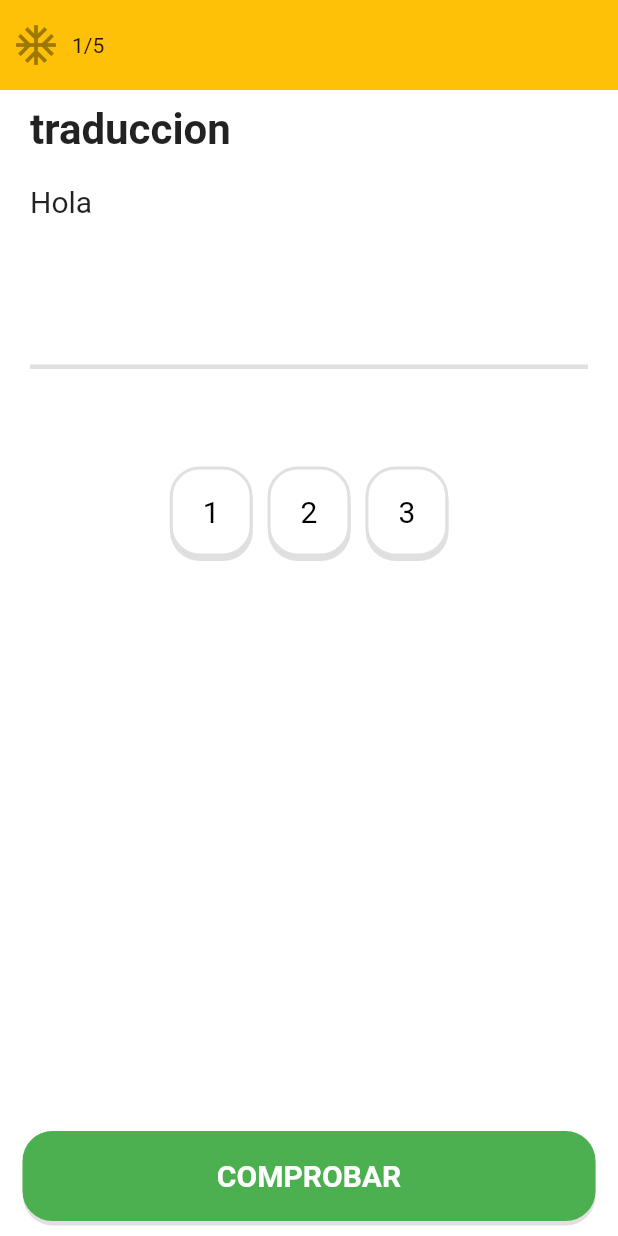
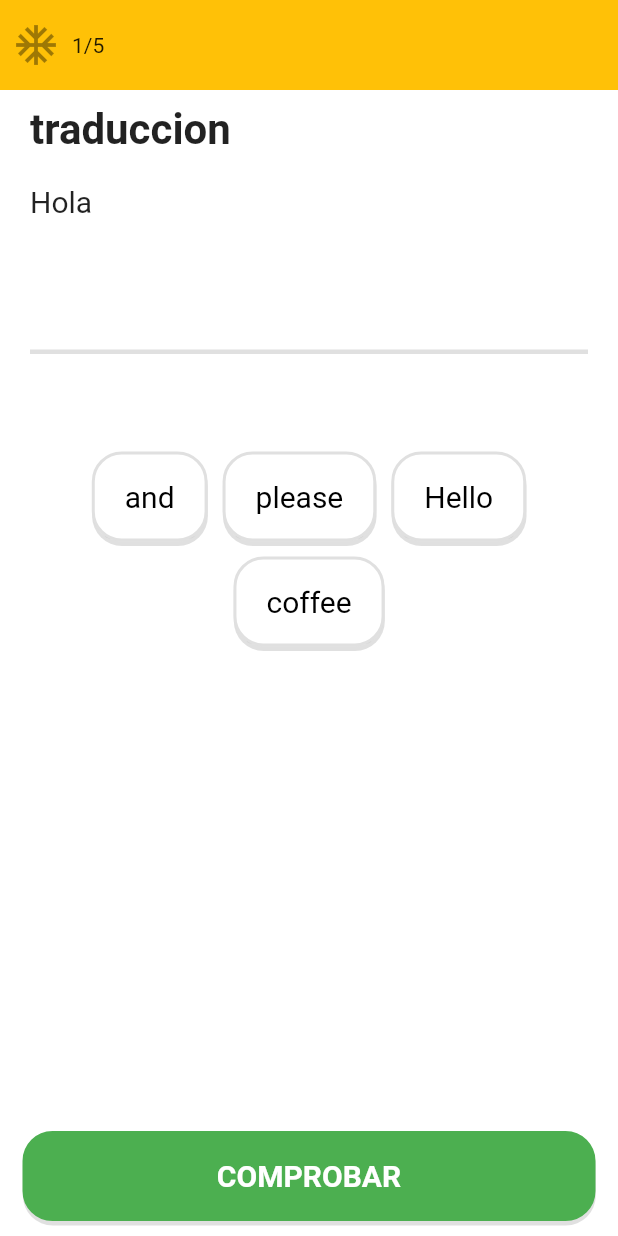
Before and after one commit to PACOdergod/duo2, a Flutter app: the screen it shows after launch, on a phone screen of 412 x 824 dp. Run offline on Flutter 3.47's test engine with Material 2 defaults, Android fonts, the phone set to English and light mode, and no system bars; our stand-ins replace get.

Commit message:
el refactoring esta hecho

```diff
--- a/lib/src/models/leccion_mode.dart
+++ b/lib/src/models/leccion_mode.dart
@@ -5,11 +5,11 @@ class Leccion {
   Leccion(this.quizes);
 
   static prueba()=> Leccion([
-    Quiz("traduccion", ["and","please","Hello","coffee"], "Hola", "Hello"),
-    Quiz("traduccion", ["and","please","Hello","coffee"], "Hola", "Hello"),
-    Quiz("traduccion", ["and","please","Hello","coffee"], "Hola", "Hello"),
-    Quiz("traduccion", ["and","please","Hello","coffee"], "Hola", "Hello"),
-    Quiz("traduccion", ["and","please","Hello","coffee"], "Hola", "Hello"),
+    Quiz("traduccion", ["and","please","Hello","coffee"], "Hola", ["Hello"]),
+    Quiz("traduccion", ["and","please","Hello","coffee"], "Hola", ["Hello"]),
+    Quiz("traduccion", ["and","please","Hello","coffee"], "Hola", ["Hello"]),
+    Quiz("traduccion", ["and","please","Hello","coffee"], "Hola", ["Hello"]),
+    Quiz("traduccion", ["and","please","Hello","coffee"], "Hola", ["Hello"]),
   ]);
 
   int get numQuiz=> quizes.length;
@@ -19,7 +19,7 @@ class Quiz {
   final String tipo;
   final List<String> opciones;
   final String pregunta;
-  final String respuesta;
+  final List<String> respuestaCorrecta;
 
-  Quiz(this.tipo, this.opciones, this.pregunta, this.respuesta);
+  Quiz(this.tipo, this.opciones, this.pregunta, this.respuestaCorrecta);
 }
--- a/lib/src/pages/section_response.dart
+++ b/lib/src/pages/section_response.dart
@@ -1,26 +1,26 @@
-import 'package:duo2/src/models/leccion_mode.dart';
 import 'package:flutter/material.dart';
 
-import 'package:duo2/src/controllers/lesson_controller.dart';
+import 'package:duo2/src/models/leccion_mode.dart';
 import 'package:duo2/src/widgets/principal_button.dart';
 
 class SectionResponse extends StatefulWidget {
 
-
   final Quiz currentQuiz;
+  late Map<String, bool> opciones ;
 
   SectionResponse({
     Key? key,
     required this.currentQuiz,
-  });
+  }){
+    this.opciones = Map.fromIterable(currentQuiz.opciones,
+      key: (item) => item.toString(),
+      value: (item) => true
+    );
+
+    Singleton().currentQuiz = this.currentQuiz;
+  }
 
   final List<String> respsUser = [];
-
-  final Map<String, bool> opciones = {
-    "1":true,
-    "2":true,
-    "3":true,
-  };
 
   @override
   _SectionResponseState createState() => _SectionResponseState();
@@ -55,6 +55,8 @@ class _SectionResponseState extends State<SectionResponse> {
 
     List<Opacity> misOpciones = [];
     widget.opciones.forEach((key, value) {
+
+      // TODO: aunque no se vea el boton sigue estando ahi
       var boton = Opacity(
         opacity: value?1:0,
         child: GestureDetector(
@@ -109,7 +111,7 @@ class _SectionResponseState extends State<SectionResponse> {
                 ),
               ),
 
-              SizedBox(height: 20),
+              SizedBox(height: 10),
 
               // linear donde se acomodaran las respuestas
               Container(
@@ -144,16 +146,24 @@ class _SectionResponseState extends State<SectionResponse> {
 
           Positioned(
             bottom: 10,
-            child: Container(
-              width: MediaQuery.of(context).size.width,
-              child: PrincipalButton(
-                text: "COMPROBAR",
-                marginv: 0,
-                marginh: 15,
-              ),
-            )
+            child: _comprobar(context)
           )
         ]
+      ),
+    );
+  }
+
+  Container _comprobar(BuildContext context) {
+    return Container(
+      width: MediaQuery.of(context).size.width,
+      child: GestureDetector(
+        child: PrincipalButton(
+          text: "COMPROBAR",
+          marginv: 0,
+          marginh: 15,
+        ),
+
+        onTap: ()=> Singleton().comprobarRespuesta(),
       ),
     );
   }
@@ -179,5 +189,10 @@ class Singleton {
 
   List<String> respuesta = [];
 
+  late Quiz currentQuiz;
 
+  void comprobarRespuesta(){
+    //TODO: comprobar
+
+  }
 }
```
Also changed, not shown: lib/src/pages/lesson_page.dart (+6 -1 lines).
